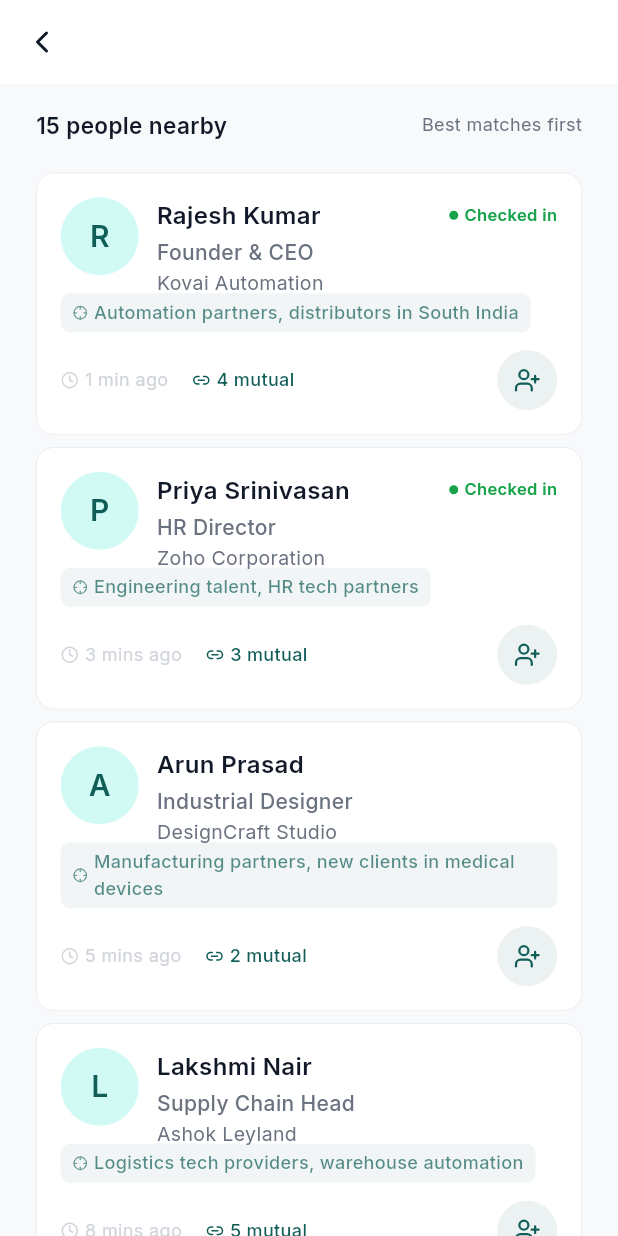
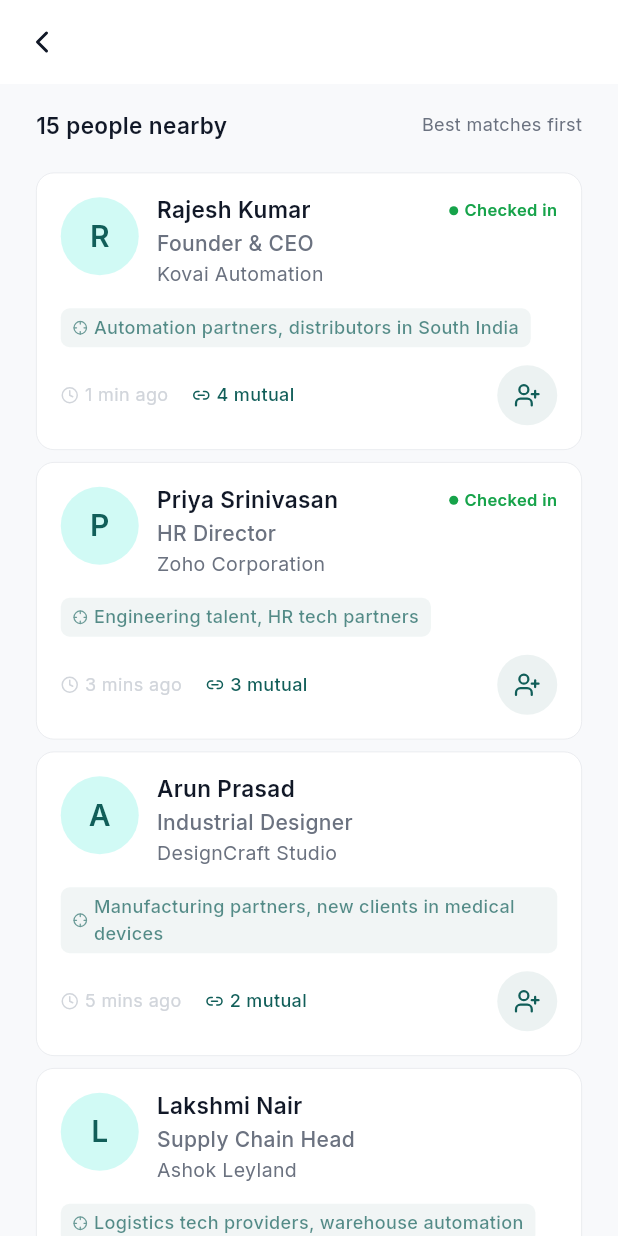
Before and after one commit to jayamarunr/yugrow, a Flutter app: the DiscoveryScreen screen opened directly with empty values, on a phone screen of 412 x 824 dp. Run offline on Flutter 3.47's test engine with Material 3 defaults, Android fonts, the phone set to English and light mode, and no system bars; our stand-ins replace dio, flutter_lucide, flutter_riverpod, flutter_secure_storage, go_router, google_fonts; accounts and stored records are empty.

Commit message:
Fix card overflow: remove fixed heights, add line height to name
- Removed SizedBox(height: 52) and SizedBox(height: 40) that were clipping content
- Cards now size naturally to content with maxLines + ellipsis for overflow safety
- Card name reduced to 15sp with height: 1.2 for compact fit
- Removed extra closing bracket from old SizedBox wrapper

```diff
--- a/apps/mobile/lib/core/theme/app_typography.dart
+++ b/apps/mobile/lib/core/theme/app_typography.dart
@@ -12,15 +12,17 @@
   // ── Card Name ─────────────────────────────────────
   /// 16sp, SemiBold, max 1 line, ellipsis
   static TextStyle get cardName => GoogleFonts.inter(
-        fontSize: 16,
+        fontSize: 15,
         fontWeight: FontWeight.w600,
         color: AppColors.textPrimary,
+        height: 1.2,
       );
 
   static TextStyle get cardNameDark => GoogleFonts.inter(
-        fontSize: 16,
+        fontSize: 15,
         fontWeight: FontWeight.w600,
         color: AppColors.textPrimaryDark,
+        height: 1.2,
       );
 
   // ── Card Title ────────────────────────────────────
--- a/apps/mobile/lib/features/discovery/widgets/professional_card.dart
+++ b/apps/mobile/lib/features/discovery/widgets/professional_card.dart
@@ -48,9 +48,7 @@
                 crossAxisAlignment: CrossAxisAlignment.start,
                 children: [
                   // Top row: avatar + info + status
-                  SizedBox(
-                    height: 52,
-                    child: Row(
+                  Row(
                     crossAxisAlignment: CrossAxisAlignment.start,
                     children: [
                       // Avatar
@@ -86,7 +84,9 @@
                                   ),
                                 ),
                                 if (p.isRecentlyArrived)
-                                    Row(
+                                  Padding(
+                                    padding: const EdgeInsets.only(left: 8),
+                                    child: Row(
                                       mainAxisSize: MainAxisSize.min,
                                       children: [
                                         Container(
@@ -103,6 +103,7 @@
                                           style: AppTypography.checkedInBadge,
                                         ),
                                       ],
+                                    ),
                                   ),
                               ],
                             ),
@@ -124,7 +125,6 @@
                         ),
                       ),
                     ],
-                    ),
                   ),
 
                   // Looking for — user-sourced intent
@@ -157,9 +157,7 @@
                   const SizedBox(height: AppSpacing.md),
 
                   // Bottom row: time + mutuals + checked in + quick connect
-                  SizedBox(
-                    height: 40,
-                    child: Row(
+                  Row(
                     children: [
                         Icon(LucideIcons.clock, size: 12, color: AppColors.textDisabled),
                         const SizedBox(width: 4),
@@ -207,7 +205,6 @@
                           ),
                       ],
                     ),
-                  ),
                 ],
               ),
             ),
```
Lines whose indentation alone changed are shown as unchanged.
